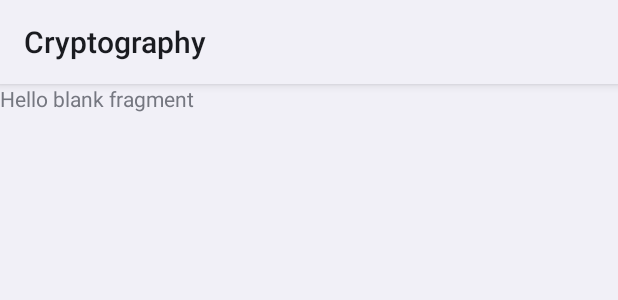
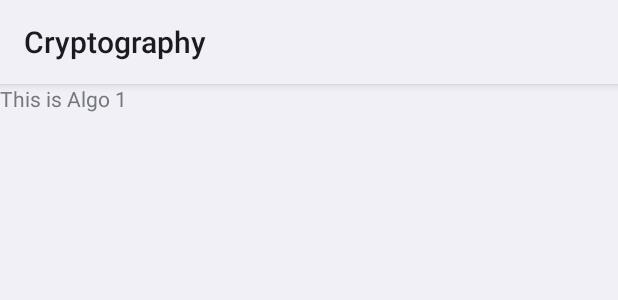
Before and after one commit to krisnasirait/Cryptography-App, an Android app: the layout fragment_algorithm1.xml on its own in the app's theme, with its tools: preview values and no code run, on a phone screen of 412 x 824 dp. Shown: the top 300 px of the screen. Run offline under Robolectric (Android 15) with nearby library versions, the phone set to English and light mode, and no system bars.

```diff
--- a/app/src/main/res/layout/fragment_algorithm1.xml
+++ b/app/src/main/res/layout/fragment_algorithm1.xml
@@ -9,6 +9,6 @@
     <TextView
         android:layout_width="match_parent"
         android:layout_height="match_parent"
-        android:text="@string/hello_blank_fragment" />
+        android:text="This is Algo 1" />
 
 </FrameLayout>
```
Also changed, not shown: app/src/main/java/com/kingtech/cryptography/MainActivity.kt (+7 -1 lines).
